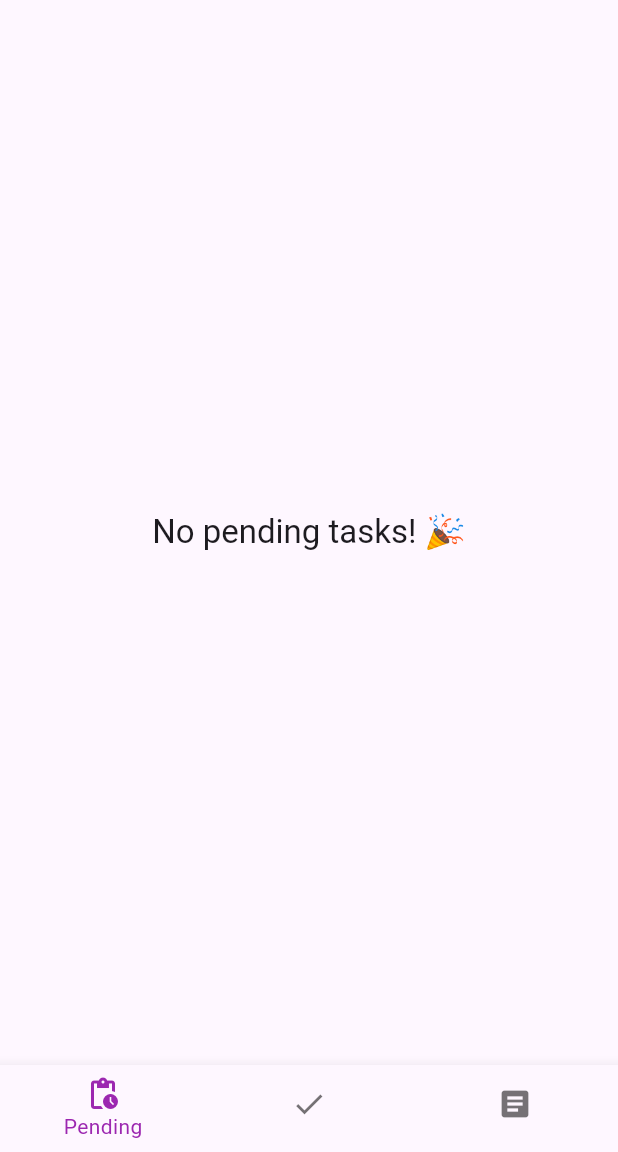
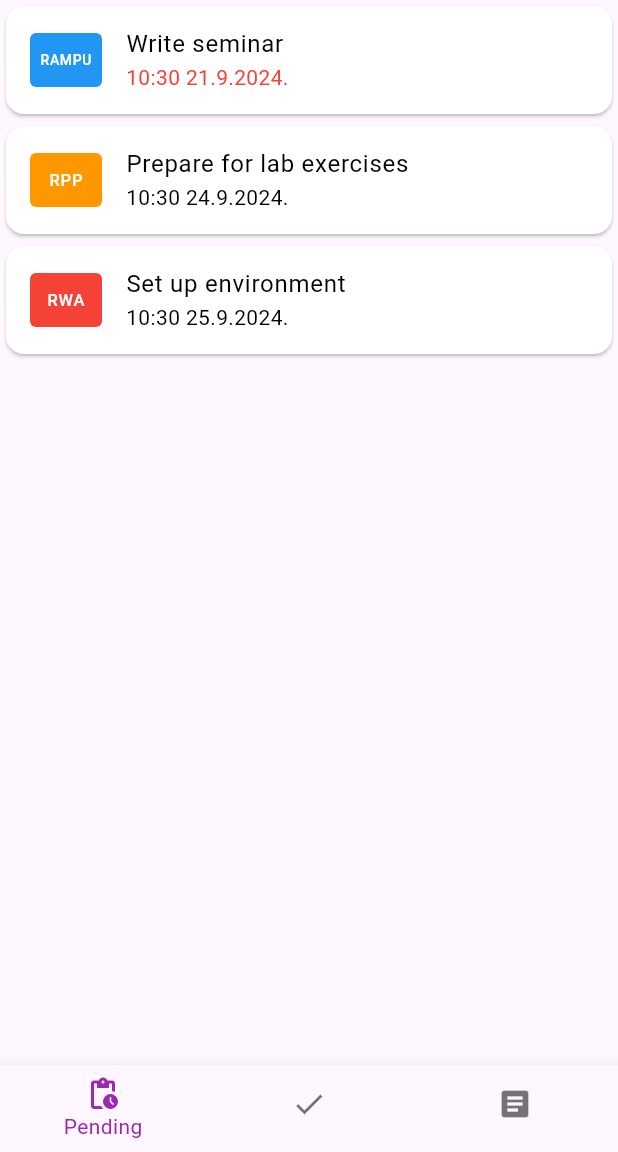
Before and after one commit to jfletcher20/Memento, a Flutter app: the screen it shows after launch, on a phone screen of 412 x 824 dp, the part 84-1236 px from its top. Run offline on Flutter 3.47's test engine with Material 3 defaults, Android fonts, the phone set to English and light mode, and no system bars.

Commit message:
Implemented task model and task category model, task card widget and task mock data.

```diff
--- /dev/null
+++ b/Memento-flutter/memento/lib/data/models/m_task.dart
@@ -0,0 +1,29 @@
+import 'package:memento/data/models/m_task_category.dart';
+
+class Task {
+  final String name;
+  final DateTime dueDate;
+  final TaskCategory category;
+  final bool completed;
+
+  const Task({
+    required this.name,
+    required this.dueDate,
+    required this.category,
+    this.completed = false,
+  });
+
+  Task copyWith({
+    String? name,
+    DateTime? dueDate,
+    TaskCategory? category,
+    bool? completed,
+  }) {
+    return Task(
+      name: name ?? this.name,
+      dueDate: dueDate ?? this.dueDate,
+      category: category ?? this.category,
+      completed: completed ?? this.completed,
+    );
+  }
+}
--- /dev/null
+++ b/Memento-flutter/memento/lib/data/models/m_task_category.dart
@@ -0,0 +1,8 @@
+import 'dart:ui';
+
+class TaskCategory {
+  final String name;
+  final Color color;
+
+  const TaskCategory({required this.name, required this.color});
+}
--- /dev/null
+++ b/Memento-flutter/memento/lib/data/u_mock.dart
@@ -0,0 +1,40 @@
+import 'package:memento/data/models/m_task_category.dart';
+import 'package:memento/data/models/m_task.dart';
+
+import 'package:flutter/material.dart';
+
+abstract class Mock {
+  static List<Task> get tasks {
+    return [
+      Task(
+        name: "Write seminar",
+        dueDate: DateTime.now().subtract(const Duration(days: 1)),
+        category: categories[0],
+      ),
+      Task(
+        name: "Prepare for lab exercises",
+        dueDate: DateTime.now().add(const Duration(days: 2)),
+        category: categories[1],
+      ),
+      Task(
+        name: "Set up environment",
+        dueDate: DateTime.now().add(const Duration(days: 3)),
+        category: categories[2],
+      ),
+      Task(
+        name: "Gather a team",
+        dueDate: DateTime.now().subtract(const Duration(days: 3)),
+        category: categories[0],
+        completed: true,
+      ),
+    ]..sort((a, b) => a.dueDate.compareTo(b.dueDate));
+  }
+
+  static List<TaskCategory> get categories {
+    return const [
+      TaskCategory(name: "RAMPU", color: Colors.blue),
+      TaskCategory(name: "RPP", color: Colors.orange),
+      TaskCategory(name: "RWA", color: Colors.red),
+    ];
+  }
+}
--- a/Memento-flutter/memento/lib/main.dart
+++ b/Memento-flutter/memento/lib/main.dart
@@ -1,6 +1,7 @@
+import 'package:memento/presentation/home_page.dart';
+import 'package:memento/data/d_theme_data.dart';
+
 import 'package:flutter/material.dart';
-import 'package:memento/data/d_theme_data.dart';
-import 'package:memento/presentation/home_page.dart';
 
 void main() {
   runApp(const MainApp());
--- a/Memento-flutter/memento/lib/presentation/tabs/s_completed_tasks.dart
+++ b/Memento-flutter/memento/lib/presentation/tabs/s_completed_tasks.dart
@@ -1,3 +1,7 @@
+import 'package:memento/presentation/widgets/w_task_card.dart';
+import 'package:memento/data/models/m_task.dart';
+import 'package:memento/data/u_mock.dart';
+
 import 'package:flutter/material.dart';
 
 class CompletedTasksScreen extends StatefulWidget {
@@ -8,10 +12,24 @@ class CompletedTasksScreen extends StatefulWidget {
 }
 
 class _CompletedTasksScreenState extends State<CompletedTasksScreen> {
+  List<Task> get tasks => Mock.tasks.where((task) => task.completed).toList();
   @override
   Widget build(BuildContext context) {
+    return tasks.isEmpty ? noTasks : tasksList;
+  }
+
+  Widget get noTasks {
     return Center(
-      child: Text("No tasks have been completed.", style: Theme.of(context).textTheme.titleLarge),
+      child: Text("No pending tasks! 🎉", style: Theme.of(context).textTheme.titleLarge),
+    );
+  }
+
+  Widget get tasksList {
+    return ListView.builder(
+      itemCount: tasks.length,
+      itemBuilder: (context, index) {
+        return TaskCardWidget(task: tasks[index]);
+      },
     );
   }
 }
--- a/Memento-flutter/memento/lib/presentation/tabs/s_pending_tasks.dart
+++ b/Memento-flutter/memento/lib/presentation/tabs/s_pending_tasks.dart
@@ -1,3 +1,7 @@
+import 'package:memento/presentation/widgets/w_task_card.dart';
+import 'package:memento/data/models/m_task.dart';
+import 'package:memento/data/u_mock.dart';
+
 import 'package:flutter/material.dart';
 
 class PendingTasksScreen extends StatefulWidget {
@@ -8,10 +12,24 @@ class PendingTasksScreen extends StatefulWidget {
 }
 
 class _PendingTasksScreenState extends State<PendingTasksScreen> {
+  List<Task> get tasks => Mock.tasks.where((task) => !task.completed).toList();
   @override
   Widget build(BuildContext context) {
+    return tasks.isEmpty ? noTasks : tasksList;
+  }
+
+  Widget get noTasks {
     return Center(
       child: Text("No pending tasks! 🎉", style: Theme.of(context).textTheme.titleLarge),
     );
   }
+
+  Widget get tasksList {
+    return ListView.builder(
+      itemCount: tasks.length,
+      itemBuilder: (context, index) {
+        return TaskCardWidget(task: tasks[index]);
+      },
+    );
+  }
 }
--- /dev/null
+++ b/Memento-flutter/memento/lib/presentation/widgets/w_category.dart
@@ -0,0 +1,27 @@
+import 'package:memento/data/models/m_task_category.dart';
+
+import 'package:flutter/material.dart';
+
+class CategoryWidget extends StatelessWidget {
+  final TaskCategory category;
+  const CategoryWidget({required this.category, super.key});
+
+  @override
+  Widget build(BuildContext context) {
+    return Container(
+      decoration: BoxDecoration(
+        color: category.color,
+        borderRadius: BorderRadius.circular(4.0),
+      ),
+      width: 48,
+      height: 36,
+      child: FittedBox(
+        fit: BoxFit.scaleDown,
+        child: Padding(
+          padding: const EdgeInsets.all(8.0),
+          child: Text(category.name, style: const TextStyle(color: Colors.white)),
+        ),
+      ),
+    );
+  }
+}
--- /dev/null
+++ b/Memento-flutter/memento/lib/presentation/widgets/w_task_card.dart
@@ -0,0 +1,32 @@
+import 'package:memento/presentation/widgets/w_category.dart';
+import 'package:memento/data/models/m_task.dart';
+
+import 'package:flutter/material.dart';
+
+class TaskCardWidget extends StatelessWidget {
+  final Task task;
+  const TaskCardWidget({required this.task, super.key});
+
+  @override
+  Widget build(BuildContext context) {
+    return Card(
+      child: ListTile(
+        title: Text(task.name),
+        subtitle: Text(formattedDate, style: dateStyle),
+        leading: CategoryWidget(category: task.category),
+      ),
+    );
+  }
+
+  TextStyle? get dateStyle {
+    return task.dueDate.isBefore(DateTime.now()) && !task.completed
+        ? const TextStyle(color: Colors.red)
+        : null;
+  }
+
+  // format in form: "hh:mm dd.mm.yyyy."
+  String get formattedDate {
+    return "${task.dueDate.hour}:${task.dueDate.minute} "
+        "${task.dueDate.day}.${task.dueDate.month}.${task.dueDate.year}.";
+  }
+}
```
Also changed, not shown: Memento-flutter/memento/lib/presentation/home_page.dart (+4 -3 lines).
